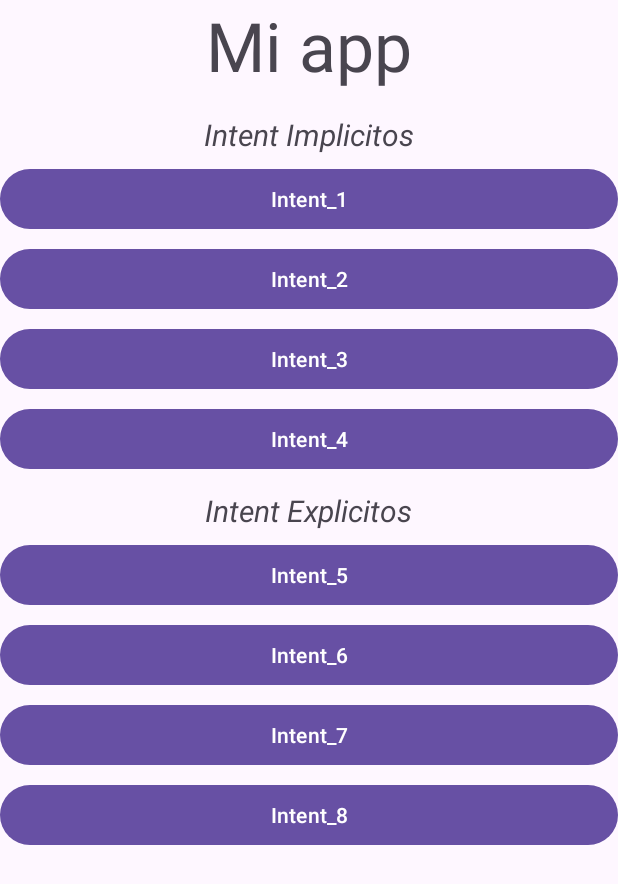
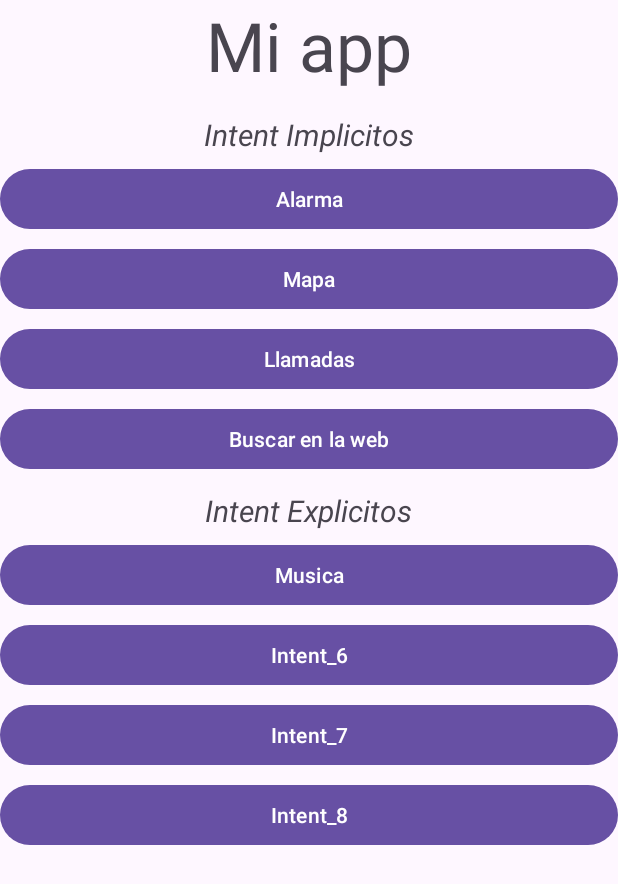
Before and after one commit to Kevin-Burciaga/Practica_Intent_android, an Android app: the MainActivity2 screen opened directly, with no data from a screen before it, on a phone screen of 412 x 824 dp. Shown: the top 884 px of the screen. Run offline under Robolectric (Android 15) with nearby library versions, the phone set to English and light mode, and no system bars.

Commit message:
intents, permisos diesño (texto en los botones, metodos y más

```diff
--- a/app/src/main/res/layout/activity_main2.xml
+++ b/app/src/main/res/layout/activity_main2.xml
@@ -40,31 +40,35 @@
             android:id="@+id/btn1"
             android:layout_width="match_parent"
             android:layout_height="wrap_content"
-            android:text="Intent_1"
+            android:text="Alarma"
             android:layout_gravity="center"
-            android:layout_marginTop="5dp"/>
+            android:layout_marginTop="5dp"
+            android:onClick="onClick"
+            />
 
         <Button
-            android:id="@+id/btn2"
+            android:id="@+id/b2"
             android:layout_width="match_parent"
             android:layout_height="wrap_content"
-            android:text="Intent_2"
+            android:text="Mapa"
             android:layout_gravity="center"
-            android:layout_marginTop="5dp"/>
+            android:layout_marginTop="5dp"
+            android:onClick="onClick"/>
 
         <Button
             android:id="@+id/btn3"
             android:layout_width="match_parent"
             android:layout_height="wrap_content"
-            android:text="Intent_3"
+            android:text="Llamadas"
             android:layout_gravity="center"
-            android:layout_marginTop="5dp"/>
+            android:layout_marginTop="5dp"
+            android:onClick="onClick"/>
 
         <Button
             android:id="@+id/btn4"
             android:layout_width="match_parent"
             android:layout_height="wrap_content"
-            android:text="Intent_4"
+            android:text="Buscar en la web"
             android:layout_gravity="center"
             android:layout_marginTop="5dp"/>
 
@@ -81,7 +85,7 @@
             android:id="@+id/btn5"
             android:layout_width="match_parent"
             android:layout_height="wrap_content"
-            android:text="Intent_5"
+            android:text="Musica"
             android:layout_gravity="center"
             android:layout_marginTop="5dp"/>
 
--- a/build.gradle.kts
+++ b/build.gradle.kts
@@ -1,4 +1,4 @@
 // Top-level build file where you can add configuration options common to all sub-projects/modules.
 plugins {
-    id("com.android.application") version "8.1.1" apply false
+    id("com.android.application") version "8.1.2" apply false
 }
```
Also changed, not shown: app/src/main/AndroidManifest.xml (+10 -1 lines), app/src/main/java/com/example/ejemplo1event/MainActivity2.java (+92 -1 lines).
